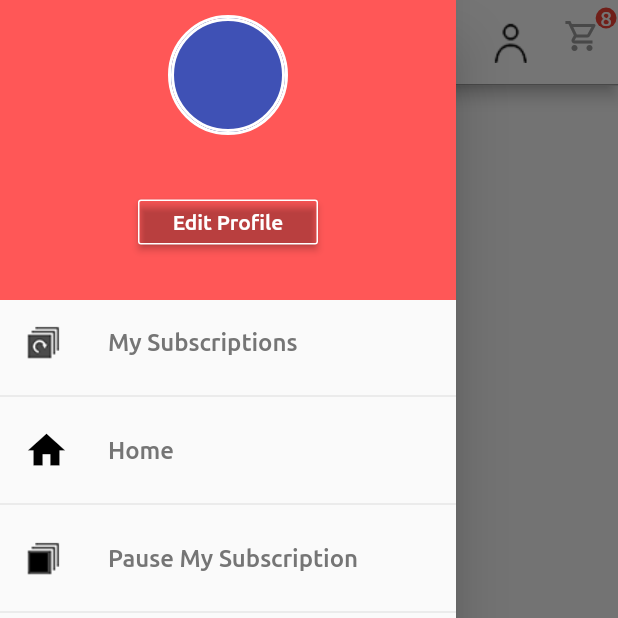
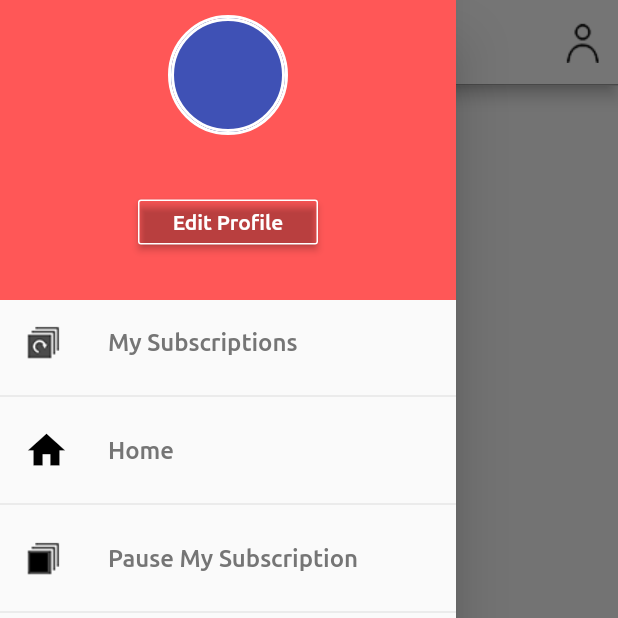
Before and after one commit to CodeHub95/Sheplates, a Flutter app: the HomeScreen screen opened by its route, with the side drawer open, on a phone screen of 412 x 824 dp, the top half of it. Run offline on Flutter 3.47's test engine with Material 2 defaults, Android fonts, the phone set to English and light mode, and no system bars; our stand-ins replace cloud_firestore, country_code_picker, device_info, dio, dotted_border, firebase_auth and 13 more; missing offline and left inert: firebase_auth_platform_interface, flutter_date_pickers, geocoder, google_geocoding, razorpay_flutter; accounts and stored records are empty; network calls fail; project files that could hold a hidden picture were left out.

```diff
--- a/lib/ui/HomeScreen.dart
+++ b/lib/ui/HomeScreen.dart
@@ -146,33 +146,33 @@ class _HomeScreenState extends State<HomeScreen> {
                   Navigator.push(context, MaterialPageRoute(builder: (context) => EditProfileScreen())),
                 },
               ),
-              Stack(
-                children: [
-                  IconButton(
-                    icon: Icon(Icons.shopping_cart_outlined, color: Colors.grey),
-                    onPressed: () => {
-                      // Navigator.push(context, MaterialPageRoute(builder: (context) => CartScreen())),
-                      Navigator.push(context, MaterialPageRoute(builder: (context) => CartScreen())),
-                    },
-                  ),
-                  Expanded(
-                    child: Positioned(
-                      right: 1,
-                      top: 1,
-                      child: Container(
-                        decoration: BoxDecoration(
-                          shape: BoxShape.circle,
-                          color: Colors.red,
-                        ),
-                        child: Padding(
-                          padding: EdgeInsets.symmetric(vertical: 3, horizontal: 3),
-                          child: Text("8"),
-                        ),
-                      ),
-                    ),
-                  ),
-                ],
-              ),
+              // Stack(
+              //   children: [
+              //     IconButton(
+              //       icon: Icon(Icons.shopping_cart_outlined, color: Colors.grey),
+              //       onPressed: () => {
+              //         // Navigator.push(context, MaterialPageRoute(builder: (context) => CartScreen())),
+              //         Navigator.push(context, MaterialPageRoute(builder: (context) => CartScreen())),
+              //       },
+              //     ),
+              //     Expanded(
+              //       child: Positioned(
+              //         right: 1,
+              //         top: 1,
+              //         child: Container(
+              //           decoration: BoxDecoration(
+              //             shape: BoxShape.circle,
+              //             color: Colors.red,
+              //           ),
+              //           child: Padding(
+              //             padding: EdgeInsets.symmetric(vertical: 3, horizontal: 3),
+              //             child: Text("8"),
+              //           ),
+              //         ),
+              //       ),
+              //     ),
+              //   ],
+              // ),
             ],
             leading: Builder(
               builder: (context) => IconButton(
```
